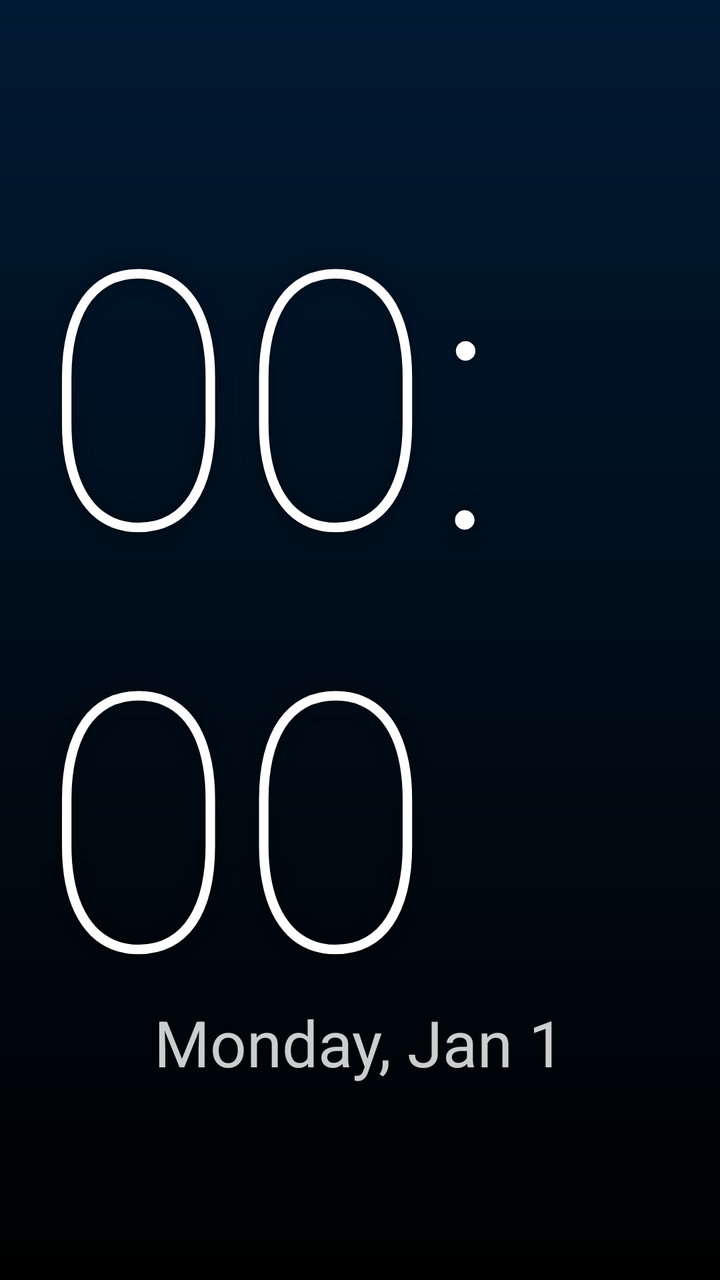
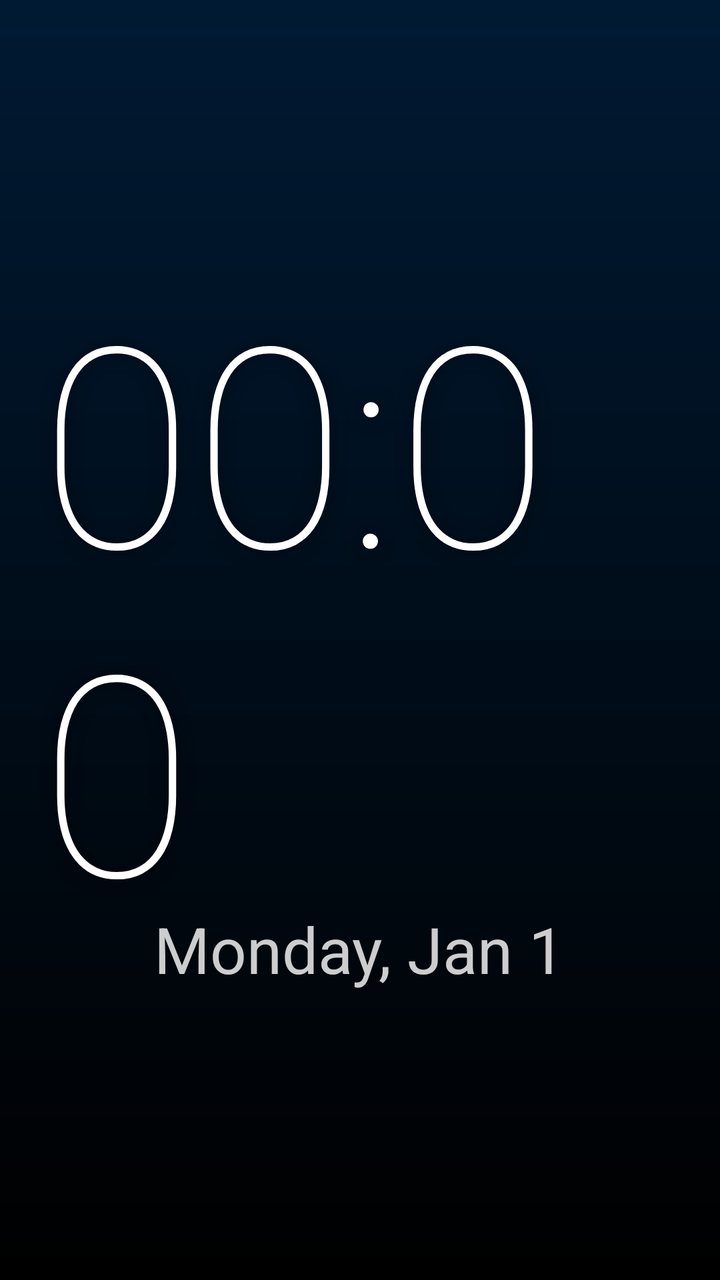

Two renders of the same Android screen: before a commit and after it. Below are the layout's source before the change and the commit's diff.
<!-- AndroidManifest.xml: application theme Theme.AppCompat.Light.NoActionBar -->
<!-- res/layout/dream_layout.xml -->
<?xml version="1.0" encoding="utf-8"?>
<FrameLayout xmlns:android="http://schemas.android.com/apk/res/android"
    android:id="@+id/dream_container"
    android:layout_width="match_parent"
    android:layout_height="match_parent"
    android:background="@drawable/night_sky_bg">

    <FrameLayout
        android:id="@+id/star_field"
        android:layout_width="match_parent"
        android:layout_height="match_parent" />

    <LinearLayout
        android:id="@+id/clock_container"
        android:layout_width="match_parent"
        android:layout_height="match_parent"
        android:orientation="vertical"
        android:gravity="center"
        android:padding="20dp">

        <TextView
            android:id="@+id/dream_clock"
            android:layout_width="wrap_content"
            android:layout_height="wrap_content"
            android:textColor="#FFFFFF"
            android:textSize="180sp"
            android:fontFamily="sans-serif-thin"
            android:includeFontPadding="false"
            android:shadowColor="#80000000"
            android:shadowDx="0"
            android:shadowDy="0"
            android:shadowRadius="20"
            android:text="00:00" />

        <TextView
            android:id="@+id/dream_date"
            android:layout_width="wrap_content"
            android:layout_height="wrap_content"
            android:textColor="#CCFFFFFF"
            android:textSize="32sp"
            android:layout_marginTop="-20dp"
            android:text="Monday, Jan 1" />

        <TextView
            android:id="@+id/alarm_info"
            android:layout_width="wrap_content"
            android:layout_height="wrap_content"
            android:textColor="#FFEB3B"
            android:textSize="24sp"
            android:layout_marginTop="20dp"
            android:drawablePadding="8dp"
            android:visibility="gone"
            android:text="Alarm: 07:00" />
    </LinearLayout>

</FrameLayout>
<!-- resources referenced by this layout -->
<resources>
  <!-- drawable night_sky_bg (drawable) -->
  <?xml version="1.0" encoding="utf-8"?>
  <shape xmlns:android="http://schemas.android.com/apk/res/android"
      android:shape="rectangle">
      <gradient
          android:angle="270"
          android:endColor="#000000"
          android:startColor="#001a33"
          android:type="linear" />
  </shape>
</resources>

<!-- the commit's change to res/layout/dream_layout.xml (unified diff, before → after) -->
@@ -23,7 +23,7 @@
             android:layout_width="wrap_content"
             android:layout_height="wrap_content"
             android:textColor="#FFFFFF"
-            android:textSize="180sp"
+            android:textSize="140sp"
             android:fontFamily="sans-serif-thin"
             android:includeFontPadding="false"
             android:shadowColor="#80000000"
